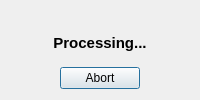
Old version of the form modules/executors/waitingdialog.ui in the repository levanhong05/VietnameseSpeechRecognition.
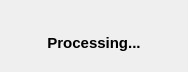
New version of the form.

```diff
--- a/modules/executors/waitingdialog.ui
+++ b/modules/executors/waitingdialog.ui
@@ -9,8 +9,8 @@
    <rect>
     <x>0</x>
     <y>0</y>
-    <width>200</width>
-    <height>100</height>
+    <width>188</width>
+    <height>67</height>
    </rect>
   </property>
   <property name="maximumSize">
@@ -77,66 +77,6 @@
      </layout>
     </widget>
    </item>
-   <item>
-    <widget class="QFrame" name="frameAbort">
-     <property name="frameShape">
-      <enum>QFrame::NoFrame</enum>
-     </property>
-     <property name="frameShadow">
-      <enum>QFrame::Raised</enum>
-     </property>
-     <layout class="QHBoxLayout" name="horizontalLayout_2">
-      <property name="spacing">
-       <number>0</number>
-      </property>
-      <property name="leftMargin">
-       <number>0</number>
-      </property>
-      <property name="topMargin">
-       <number>0</number>
-      </property>
-      <property name="rightMargin">
-       <number>0</number>
-      </property>
-      <property name="bottomMargin">
-       <number>0</number>
-      </property>
-      <item>
-       <spacer name="horizontalSpacer">
-        <property name="orientation">
-         <enum>Qt::Horizontal</enum>
-        </property>
-        <property name="sizeHint" stdset="0">
-         <size>
-          <width>40</width>
-          <height>20</height>
-         </size>
-        </property>
-       </spacer>
-      </item>
-      <item>
-       <widget class="QPushButton" name="btnAbort">
-        <property name="text">
-         <string>Abort</string>
-        </property>
-       </widget>
-      </item>
-      <item>
-       <spacer name="horizontalSpacer_2">
-        <property name="orientation">
-         <enum>Qt::Horizontal</enum>
-        </property>
-        <property name="sizeHint" stdset="0">
-         <size>
-          <width>40</width>
-          <height>20</height>
-         </size>
-        </property>
-       </spacer>
-      </item>
-     </layout>
-    </widget>
-   </item>
   </layout>
  </widget>
  <resources/>
```
